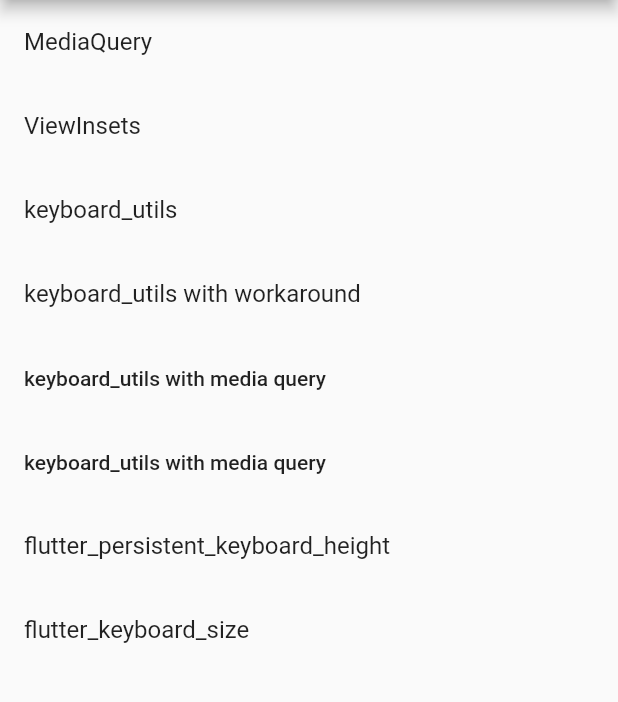
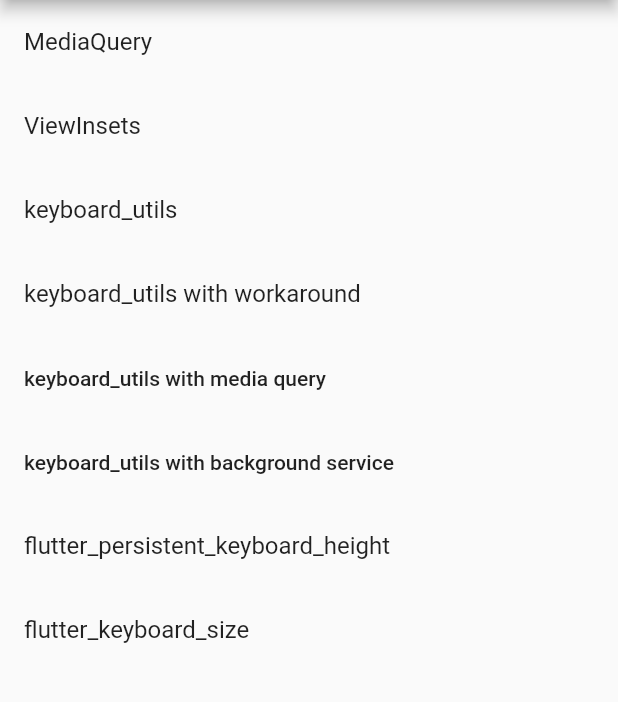
Before and after one commit to LostInDarkMath/keyboard_height_test, a Flutter app: the screen it shows after launch, on a phone screen of 412 x 824 dp, the part 84-786 px from its top. Run offline on Flutter 3.47's test engine with Material 2 defaults, Android fonts, the phone set to English and light mode, and no system bars; missing offline and left inert: flutter_keyboard_size, flutter_persistent_keyboard_height, keyboard_utils.

Commit message:
fix typo

```diff
--- a/lib/main.dart
+++ b/lib/main.dart
@@ -63,7 +63,7 @@ class MyHomePage extends StatelessWidget {
             onTap: () => navigate(context, const SolutionKeyboardUtilsWithMediaQuery()),
           ),
           ListTile(
-            title: Text('keyboard_utils with media query', style: Theme.of(context).textTheme.bodyText1),
+            title: Text('keyboard_utils with background service', style: Theme.of(context).textTheme.bodyText1),
             onTap: () => navigate(context, const SolutionKeyboardUtilsWithBackgroundService()),
           ),
           ListTile(
```
